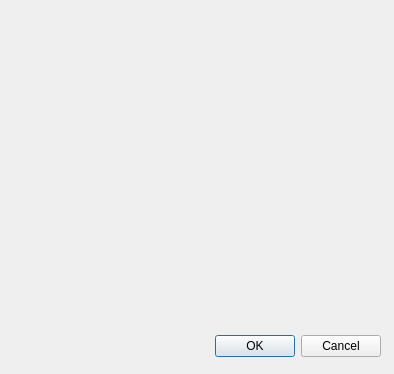
Old version of the form TrackModel/ui/testingInterface.ui in the repository PenguinMesssiah/train-system.
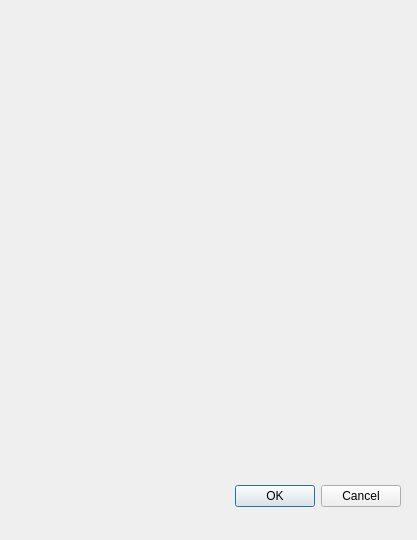
New version of the form.

Patch:
```diff
--- a/TrackModel/ui/testingInterface.ui
+++ b/TrackModel/ui/testingInterface.ui
@@ -6,8 +6,8 @@
    <rect>
     <x>0</x>
     <y>0</y>
-    <width>394</width>
-    <height>374</height>
+    <width>417</width>
+    <height>540</height>
    </rect>
   </property>
   <property name="windowTitle">
@@ -16,9 +16,9 @@
   <widget class="QDialogButtonBox" name="buttonBox">
    <property name="geometry">
     <rect>
-     <x>40</x>
-     <y>330</y>
-     <width>341</width>
+     <x>20</x>
+     <y>480</y>
+     <width>381</width>
      <height>32</height>
     </rect>
    </property>
```
